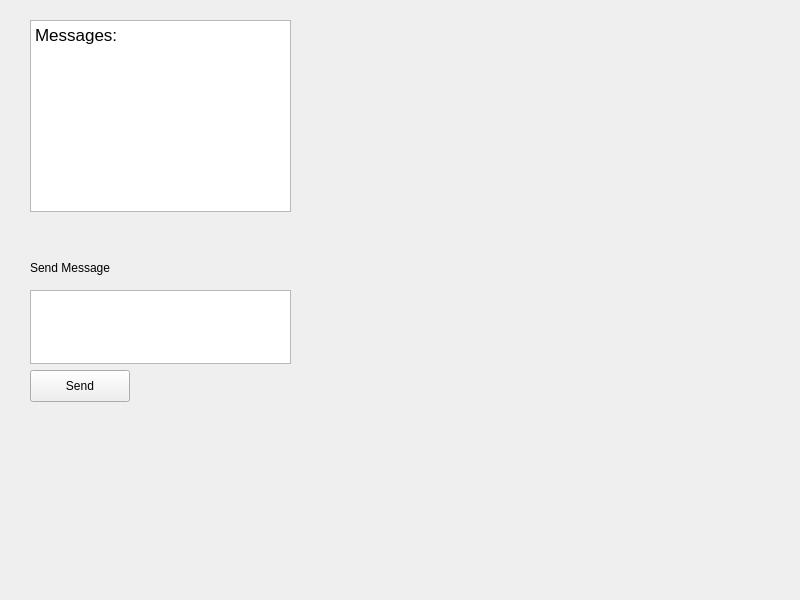
liudev777/P2Pal, file mainwindow.ui: the form before one commit.
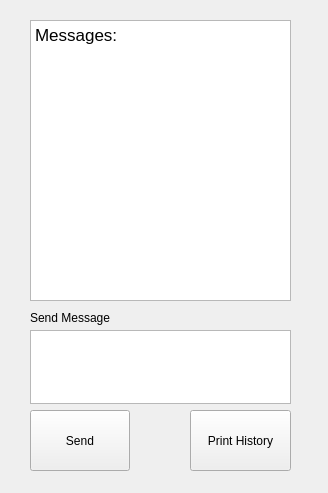
The form after the commit.

Commit message: implemented message propagation... kinda? Still gotta fix history comparison

Patch:
```diff
--- a/mainwindow.ui
+++ b/mainwindow.ui
@@ -6,8 +6,8 @@
    <rect>
     <x>0</x>
     <y>0</y>
-    <width>800</width>
-    <height>600</height>
+    <width>328</width>
+    <height>493</height>
    </rect>
   </property>
   <property name="windowTitle">
@@ -20,7 +20,7 @@
       <x>30</x>
       <y>20</y>
       <width>261</width>
-      <height>192</height>
+      <height>281</height>
      </rect>
     </property>
     <property name="html">
@@ -39,9 +39,9 @@
     <property name="geometry">
      <rect>
       <x>30</x>
-      <y>370</y>
+      <y>410</y>
       <width>100</width>
-      <height>32</height>
+      <height>61</height>
      </rect>
     </property>
     <property name="text">
@@ -52,7 +52,7 @@
     <property name="geometry">
      <rect>
       <x>30</x>
-      <y>260</y>
+      <y>310</y>
       <width>101</width>
       <height>16</height>
      </rect>
@@ -65,12 +65,25 @@
     <property name="geometry">
      <rect>
       <x>30</x>
-      <y>290</y>
+      <y>330</y>
       <width>261</width>
       <height>74</height>
      </rect>
     </property>
    </widget>
+   <widget class="QPushButton" name="printHistoryButton">
+    <property name="geometry">
+     <rect>
+      <x>190</x>
+      <y>410</y>
+      <width>101</width>
+      <height>61</height>
+     </rect>
+    </property>
+    <property name="text">
+     <string>Print History</string>
+    </property>
+   </widget>
   </widget>
  </widget>
  <resources/>
```
The commit also changes 35 other files.
